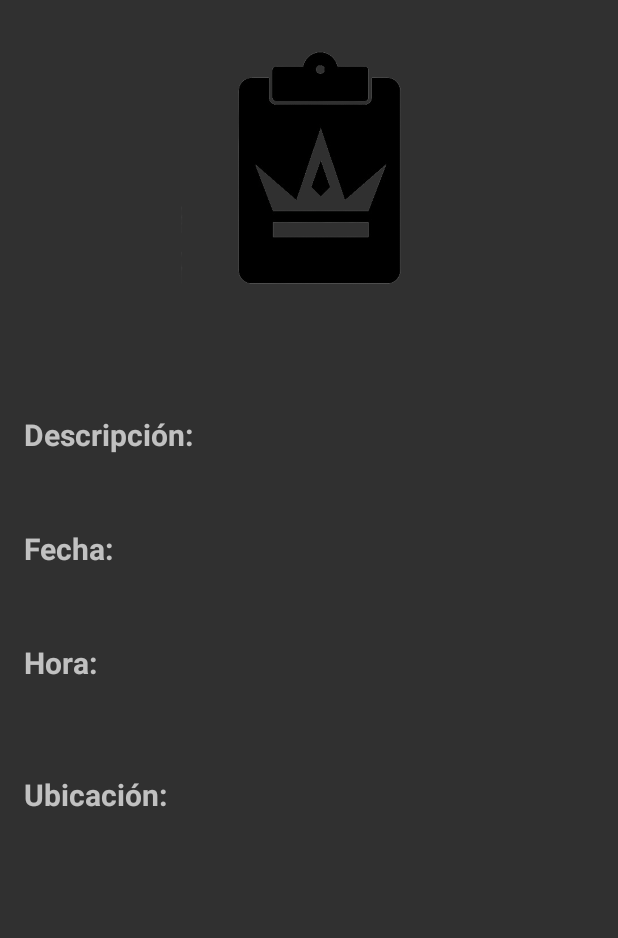
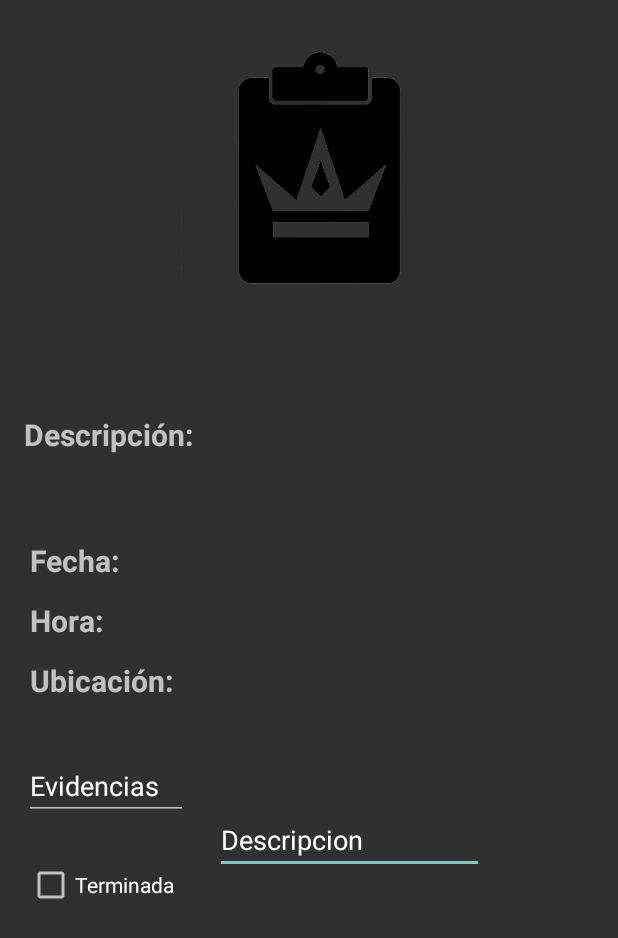
Before and after one commit to EduardoHerMn/TaskMaster, an Android app: the TaskDetailActivity screen opened directly, with no data from a screen before it, on a phone screen of 412 x 824 dp. Shown: the top 938 px of the screen. Run offline under Robolectric (Android 15) with nearby library versions, the phone set to English and light mode, and no system bars.

Commit message:
mas campos detail

```diff
--- a/app/src/main/res/layout/activity_task_detail.xml
+++ b/app/src/main/res/layout/activity_task_detail.xml
@@ -43,17 +43,18 @@
         app:layout_constraintStart_toStartOf="parent"
         app:layout_constraintTop_toTopOf="parent" />
 
+
     <TextView
         android:id="@+id/detail_desc"
-        android:layout_width="172dp"
-        android:layout_height="65dp"
+        android:layout_width="181dp"
+        android:layout_height="67dp"
         android:layout_marginTop="276dp"
         android:layout_toEndOf="@id/desc"
         android:padding="3dp"
         android:text="123"
         android:textSize="20dp"
         app:layout_constraintEnd_toEndOf="parent"
-        app:layout_constraintHorizontal_bias="0.661"
+        app:layout_constraintHorizontal_bias="0.798"
         app:layout_constraintStart_toStartOf="parent"
         app:layout_constraintTop_toTopOf="parent" />
 
@@ -61,26 +62,25 @@
         android:id="@+id/fecha"
         android:layout_width="wrap_content"
         android:layout_height="wrap_content"
-        android:layout_marginStart="16dp"
-        android:layout_marginTop="352dp"
+        android:layout_marginStart="20dp"
+        android:layout_marginTop="360dp"
         android:text="Fecha: "
         android:textSize="20dp"
         android:textStyle="bold"
         app:layout_constraintStart_toStartOf="parent"
         app:layout_constraintTop_toTopOf="parent" />
 
-
     <TextView
         android:id="@+id/detail_fecha"
-        android:layout_width="173dp"
-        android:layout_height="62dp"
-        android:layout_marginTop="352dp"
+        android:layout_width="164dp"
+        android:layout_height="27dp"
+        android:layout_marginTop="360dp"
         android:layout_toEndOf="@id/fecha"
         android:padding="3dp"
         android:text="123"
         android:textSize="20dp"
         app:layout_constraintEnd_toEndOf="parent"
-        app:layout_constraintHorizontal_bias="0.659"
+        app:layout_constraintHorizontal_bias="0.729"
         app:layout_constraintStart_toStartOf="parent"
         app:layout_constraintTop_toTopOf="parent" />
 
@@ -88,8 +88,8 @@
         android:id="@+id/hora"
         android:layout_width="wrap_content"
         android:layout_height="wrap_content"
-        android:layout_marginStart="16dp"
-        android:layout_marginTop="428dp"
+        android:layout_marginStart="20dp"
+        android:layout_marginTop="400dp"
         android:text="Hora: "
         android:textSize="20dp"
         android:textStyle="bold"
@@ -98,15 +98,15 @@
 
     <TextView
         android:id="@+id/detail_hora"
-        android:layout_width="169dp"
-        android:layout_height="60dp"
-        android:layout_marginTop="428dp"
+        android:layout_width="171dp"
+        android:layout_height="27dp"
+        android:layout_marginTop="400dp"
         android:layout_toEndOf="@id/hora"
         android:padding="3dp"
         android:text="123"
         android:textSize="20dp"
         app:layout_constraintEnd_toEndOf="parent"
-        app:layout_constraintHorizontal_bias="0.665"
+        app:layout_constraintHorizontal_bias="0.756"
         app:layout_constraintStart_toStartOf="parent"
         app:layout_constraintTop_toTopOf="parent" />
 
@@ -114,8 +114,8 @@
         android:id="@+id/ubic"
         android:layout_width="wrap_content"
         android:layout_height="wrap_content"
-        android:layout_marginStart="16dp"
-        android:layout_marginTop="516dp"
+        android:layout_marginStart="20dp"
+        android:layout_marginTop="440dp"
         android:text="Ubicación: "
         android:textSize="20dp"
         android:textStyle="bold"
@@ -124,17 +124,70 @@
 
     <TextView
         android:id="@+id/detail_ubicacion"
-        android:layout_width="169dp"
-        android:layout_height="68dp"
-        android:layout_marginTop="516dp"
+        android:layout_width="176dp"
+        android:layout_height="27dp"
+        android:layout_marginTop="440dp"
         android:layout_toEndOf="@id/ubic"
         android:padding="3dp"
         android:text="123"
         android:textSize="20dp"
         app:layout_constraintEnd_toEndOf="parent"
-        app:layout_constraintHorizontal_bias="0.665"
+        app:layout_constraintHorizontal_bias="0.777"
         app:layout_constraintStart_toStartOf="parent"
         app:layout_constraintTop_toTopOf="parent" />
 
+    <ScrollView
+        android:layout_width="179dp"
+        android:layout_height="114dp"
+        android:layout_marginStart="18dp"
+        android:layout_marginTop="12dp"
+        app:layout_constraintStart_toEndOf="@+id/editText3"
+        app:layout_constraintTop_toBottomOf="@+id/detail_ubicacion">
+
+        <LinearLayout
+            android:layout_width="match_parent"
+            android:layout_height="wrap_content"
+            android:orientation="vertical">
+
+            <ImageView
+                android:id="@+id/imageView4"
+                android:layout_width="85dp"
+                android:layout_height="58dp"
+                tools:layout_editor_absoluteX="99dp"
+                tools:layout_editor_absoluteY="511dp"
+                tools:srcCompat="@tools:sample/backgrounds/scenic" />
+
+            <EditText
+                android:id="@+id/editText4"
+                android:layout_width="match_parent"
+                android:layout_height="wrap_content"
+                android:ems="10"
+                android:inputType="textPersonName"
+                android:text="Descripcion" />
+        </LinearLayout>
+    </ScrollView>
+
+    <EditText
+        android:id="@+id/editText3"
+        android:layout_width="109dp"
+        android:layout_height="42dp"
+        android:layout_marginStart="16dp"
+        android:layout_marginTop="37dp"
+        android:ems="10"
+        android:inputType="textPersonName"
+        android:text="Evidencias"
+        app:layout_constraintStart_toStartOf="parent"
+        app:layout_constraintTop_toBottomOf="@+id/ubic" />
+
+    <CheckBox
+        android:id="@+id/checkBox"
+        android:layout_width="wrap_content"
+        android:layout_height="wrap_content"
+        android:layout_marginStart="18dp"
+        android:layout_marginTop="27dp"
+        android:text="Terminada"
+        app:layout_constraintStart_toStartOf="parent"
+        app:layout_constraintTop_toBottomOf="@+id/editText3" />
+
 
 </androidx.constraintlayout.widget.ConstraintLayout>
```
